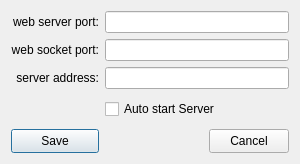
First picture: the form in Versus/UI/Dlg_Settings.ui, repository Deviaphan/Versus, before the edit.
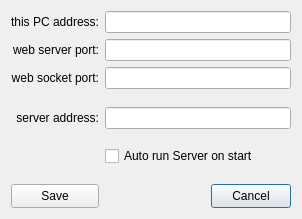
Second picture: the form after the edit.

The edit to the form file:
```diff
--- a/Versus/UI/Dlg_Settings.ui
+++ b/Versus/UI/Dlg_Settings.ui
@@ -2,24 +2,16 @@
 <ui version="4.0">
  <class>Dlg_SettingsClass</class>
  <widget class="QDialog" name="Dlg_SettingsClass">
-  <property name="geometry">
-   <rect>
-    <x>0</x>
-    <y>0</y>
-    <width>300</width>
-    <height>164</height>
-   </rect>
-  </property>
   <property name="minimumSize">
    <size>
-    <width>300</width>
-    <height>164</height>
+    <width>302</width>
+    <height>219</height>
    </size>
   </property>
   <property name="maximumSize">
    <size>
     <width>302</width>
-    <height>164</height>
+    <height>219</height>
    </size>
   </property>
   <property name="windowTitle">
@@ -30,16 +22,6 @@
   </property>
   <layout class="QGridLayout" name="gridLayout">
    <item row="4" column="2" colspan="3">
-    <widget class="QCheckBox" name="cbAutostart">
-     <property name="text">
-      <string>Auto start Server</string>
-     </property>
-    </widget>
-   </item>
-   <item row="1" column="2" colspan="3">
-    <widget class="QLineEdit" name="portTcp"/>
-   </item>
-   <item row="2" column="2" colspan="3">
     <widget class="QLineEdit" name="serverAddress">
      <property name="enabled">
       <bool>true</bool>
@@ -55,20 +37,10 @@
      </property>
     </widget>
    </item>
-   <item row="0" column="0">
-    <widget class="QLabel" name="label">
-     <property name="text">
-      <string>web server port:</string>
-     </property>
-     <property name="textFormat">
-      <enum>Qt::PlainText</enum>
-     </property>
-     <property name="alignment">
-      <set>Qt::AlignRight|Qt::AlignTrailing|Qt::AlignVCenter</set>
-     </property>
-    </widget>
+   <item row="2" column="2" colspan="3">
+    <widget class="QLineEdit" name="portTcp"/>
    </item>
-   <item row="3" column="0">
+   <item row="5" column="0">
     <spacer name="verticalSpacer">
      <property name="orientation">
       <enum>Qt::Vertical</enum>
@@ -81,7 +53,7 @@
      </property>
     </spacer>
    </item>
-   <item row="2" column="0">
+   <item row="4" column="0">
     <widget class="QLabel" name="label_2">
      <property name="text">
       <string>server address:</string>
@@ -91,7 +63,42 @@
      </property>
     </widget>
    </item>
+   <item row="1" column="2" colspan="3">
+    <widget class="QLineEdit" name="portScore"/>
+   </item>
+   <item row="0" column="2" colspan="3">
+    <widget class="QLineEdit" name="serverIP"/>
+   </item>
    <item row="1" column="0">
+    <widget class="QLabel" name="label">
+     <property name="text">
+      <string>web server port:</string>
+     </property>
+     <property name="textFormat">
+      <enum>Qt::PlainText</enum>
+     </property>
+     <property name="alignment">
+      <set>Qt::AlignRight|Qt::AlignTrailing|Qt::AlignVCenter</set>
+     </property>
+    </widget>
+   </item>
+   <item row="8" column="4">
+    <widget class="QPushButton" name="btnCancel">
+     <property name="minimumSize">
+      <size>
+       <width>75</width>
+       <height>24</height>
+      </size>
+     </property>
+     <property name="cursor">
+      <cursorShape>PointingHandCursor</cursorShape>
+     </property>
+     <property name="text">
+      <string>Cancel</string>
+     </property>
+    </widget>
+   </item>
+   <item row="2" column="0">
     <widget class="QLabel" name="label_5">
      <property name="text">
       <string>web socket port:</string>
@@ -104,7 +111,20 @@
      </property>
     </widget>
    </item>
-   <item row="5" column="0">
+   <item row="0" column="0">
+    <widget class="QLabel" name="label_3">
+     <property name="text">
+      <string>this PC address:</string>
+     </property>
+     <property name="textFormat">
+      <enum>Qt::PlainText</enum>
+     </property>
+     <property name="alignment">
+      <set>Qt::AlignRight|Qt::AlignTrailing|Qt::AlignVCenter</set>
+     </property>
+    </widget>
+   </item>
+   <item row="7" column="0">
     <spacer name="verticalSpacer_2">
      <property name="orientation">
       <enum>Qt::Vertical</enum>
@@ -117,10 +137,14 @@
      </property>
     </spacer>
    </item>
-   <item row="0" column="2" colspan="3">
-    <widget class="QLineEdit" name="portScore"/>
+   <item row="6" column="2" colspan="3">
+    <widget class="QCheckBox" name="cbAutostart">
+     <property name="text">
+      <string>Auto run Server on start</string>
+     </property>
+    </widget>
    </item>
-   <item row="6" column="0">
+   <item row="8" column="0">
     <widget class="QPushButton" name="btnOK">
      <property name="minimumSize">
       <size>
@@ -136,21 +160,18 @@
      </property>
     </widget>
    </item>
-   <item row="6" column="4">
-    <widget class="QPushButton" name="btnCancel">
-     <property name="minimumSize">
+   <item row="3" column="0">
+    <spacer name="verticalSpacer_3">
+     <property name="orientation">
+      <enum>Qt::Vertical</enum>
+     </property>
+     <property name="sizeHint" stdset="0">
       <size>
-       <width>75</width>
-       <height>24</height>
+       <width>20</width>
+       <height>40</height>
       </size>
      </property>
-     <property name="cursor">
-      <cursorShape>PointingHandCursor</cursorShape>
-     </property>
-     <property name="text">
-      <string>Cancel</string>
-     </property>
-    </widget>
+    </spacer>
    </item>
   </layout>
  </widget>
```
Left out of the diff: 4 changed lines with no effect on the pictures.
